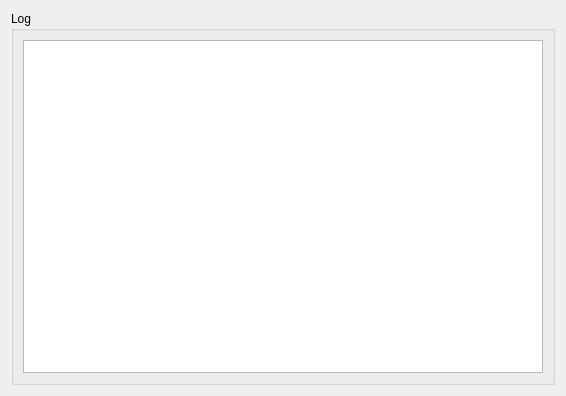
Above: gui/eventlog.ui from ensisoft/newsflash-plus before the change. Below: the same form after it.
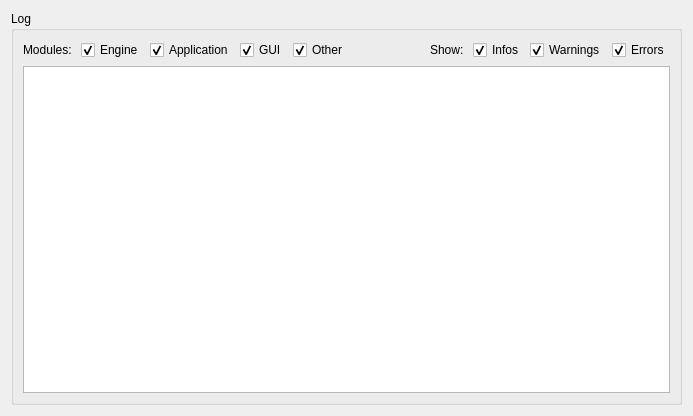
That is the form after the change. Icons and pictures are not drawn.

```diff
--- a/gui/eventlog.ui
+++ b/gui/eventlog.ui
@@ -6,8 +6,8 @@
    <rect>
     <x>0</x>
     <y>0</y>
-    <width>566</width>
-    <height>396</height>
+    <width>693</width>
+    <height>416</height>
    </rect>
   </property>
   <property name="windowTitle">
@@ -27,13 +27,114 @@
       <bool>false</bool>
      </property>
      <layout class="QGridLayout" name="gridLayout_9">
-      <item row="0" column="0">
+      <item row="1" column="0">
        <widget class="QListView" name="listLog">
         <property name="contextMenuPolicy">
          <enum>Qt::CustomContextMenu</enum>
         </property>
        </widget>
       </item>
+      <item row="0" column="0">
+       <layout class="QHBoxLayout" name="horizontalLayout">
+        <item>
+         <widget class="QLabel" name="label">
+          <property name="text">
+           <string>Modules: </string>
+          </property>
+         </widget>
+        </item>
+        <item>
+         <widget class="QCheckBox" name="chkEng">
+          <property name="text">
+           <string>Engine</string>
+          </property>
+          <property name="checked">
+           <bool>true</bool>
+          </property>
+         </widget>
+        </item>
+        <item>
+         <widget class="QCheckBox" name="chkApp">
+          <property name="text">
+           <string>Application</string>
+          </property>
+          <property name="checked">
+           <bool>true</bool>
+          </property>
+         </widget>
+        </item>
+        <item>
+         <widget class="QCheckBox" name="chkGui">
+          <property name="text">
+           <string>GUI</string>
+          </property>
+          <property name="checked">
+           <bool>true</bool>
+          </property>
+         </widget>
+        </item>
+        <item>
+         <widget class="QCheckBox" name="chkOther">
+          <property name="text">
+           <string>Other</string>
+          </property>
+          <property name="checked">
+           <bool>true</bool>
+          </property>
+         </widget>
+        </item>
+        <item>
+         <spacer name="horizontalSpacer">
+          <property name="orientation">
+           <enum>Qt::Horizontal</enum>
+          </property>
+          <property name="sizeHint" stdset="0">
+           <size>
+            <width>40</width>
+            <height>20</height>
+           </size>
+          </property>
+         </spacer>
+        </item>
+        <item>
+         <widget class="QLabel" name="label_2">
+          <property name="text">
+           <string>Show: </string>
+          </property>
+         </widget>
+        </item>
+        <item>
+         <widget class="QCheckBox" name="chkInfo">
+          <property name="text">
+           <string>Infos</string>
+          </property>
+          <property name="checked">
+           <bool>true</bool>
+          </property>
+         </widget>
+        </item>
+        <item>
+         <widget class="QCheckBox" name="chkWarn">
+          <property name="text">
+           <string>Warnings</string>
+          </property>
+          <property name="checked">
+           <bool>true</bool>
+          </property>
+         </widget>
+        </item>
+        <item>
+         <widget class="QCheckBox" name="chkError">
+          <property name="text">
+           <string>Errors</string>
+          </property>
+          <property name="checked">
+           <bool>true</bool>
+          </property>
+         </widget>
+        </item>
+       </layout>
+      </item>
      </layout>
     </widget>
    </item>
```
